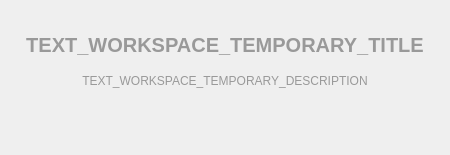
Before: the Qt Designer form parsec/core/gui/forms/temporary_workspace_widget.ui in Scille/parsec-cloud, drawn with Qt 5.
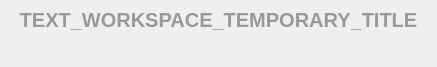
After: the same form once the commit is applied.

Commit message: [GUI] Updated how workspaces are loaded

```diff
--- a/parsec/core/gui/forms/temporary_workspace_widget.ui
+++ b/parsec/core/gui/forms/temporary_workspace_widget.ui
@@ -6,8 +6,8 @@
    <rect>
     <x>0</x>
     <y>0</y>
-    <width>450</width>
-    <height>155</height>
+    <width>437</width>
+    <height>67</height>
    </rect>
   </property>
   <property name="windowTitle">
@@ -20,16 +20,16 @@
   </property>
   <layout class="QVBoxLayout" name="verticalLayout">
    <property name="spacing">
-    <number>15</number>
+    <number>10</number>
    </property>
    <property name="leftMargin">
-    <number>10</number>
+    <number>0</number>
    </property>
    <property name="topMargin">
     <number>0</number>
    </property>
    <property name="rightMargin">
-    <number>10</number>
+    <number>0</number>
    </property>
    <property name="bottomMargin">
     <number>0</number>
@@ -76,25 +76,6 @@
      </property>
     </widget>
    </item>
-   <item>
-    <widget class="QLabel" name="label_description">
-     <property name="minimumSize">
-      <size>
-       <width>0</width>
-       <height>18</height>
-      </size>
-     </property>
-     <property name="text">
-      <string>TEXT_WORKSPACE_TEMPORARY_DESCRIPTION</string>
-     </property>
-     <property name="alignment">
-      <set>Qt::AlignCenter</set>
-     </property>
-     <property name="wordWrap">
-      <bool>true</bool>
-     </property>
-    </widget>
-   </item>
    <item>
     <widget class="QLabel" name="label_timestamp">
      <property name="font">
```
The commit also changes 13 other files.
